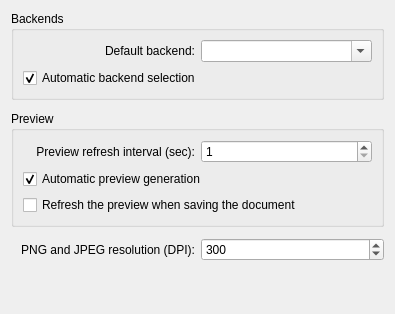
This is src/cirkuit_general_settings.ui in KDE/cirkuit as Qt 5 draws it before an edit. The edited form follows.
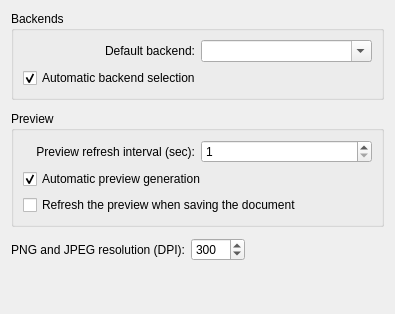
This is the edited form. Custom widgets are drawn as their Qt base class.

```diff
--- a/src/cirkuit_general_settings.ui
+++ b/src/cirkuit_general_settings.ui
@@ -198,6 +198,19 @@
        </property>
       </widget>
      </item>
+     <item>
+      <spacer name="horizontalSpacer_4">
+       <property name="orientation">
+        <enum>Qt::Horizontal</enum>
+       </property>
+       <property name="sizeHint" stdset="0">
+        <size>
+         <width>40</width>
+         <height>20</height>
+        </size>
+       </property>
+      </spacer>
+     </item>
     </layout>
    </item>
    <item>
```
